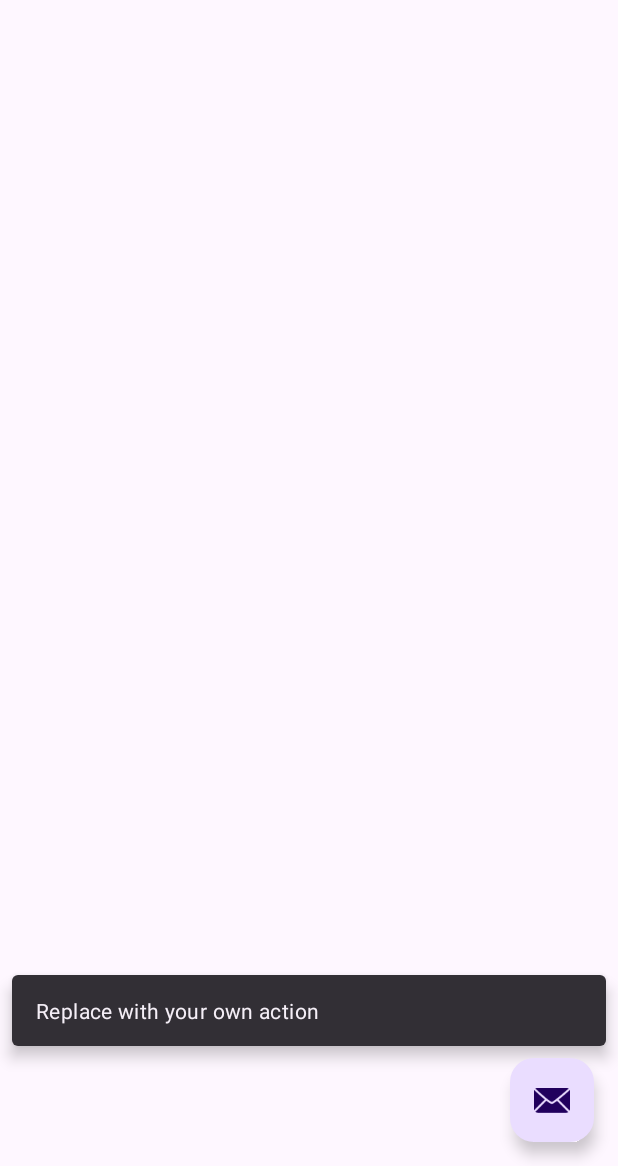
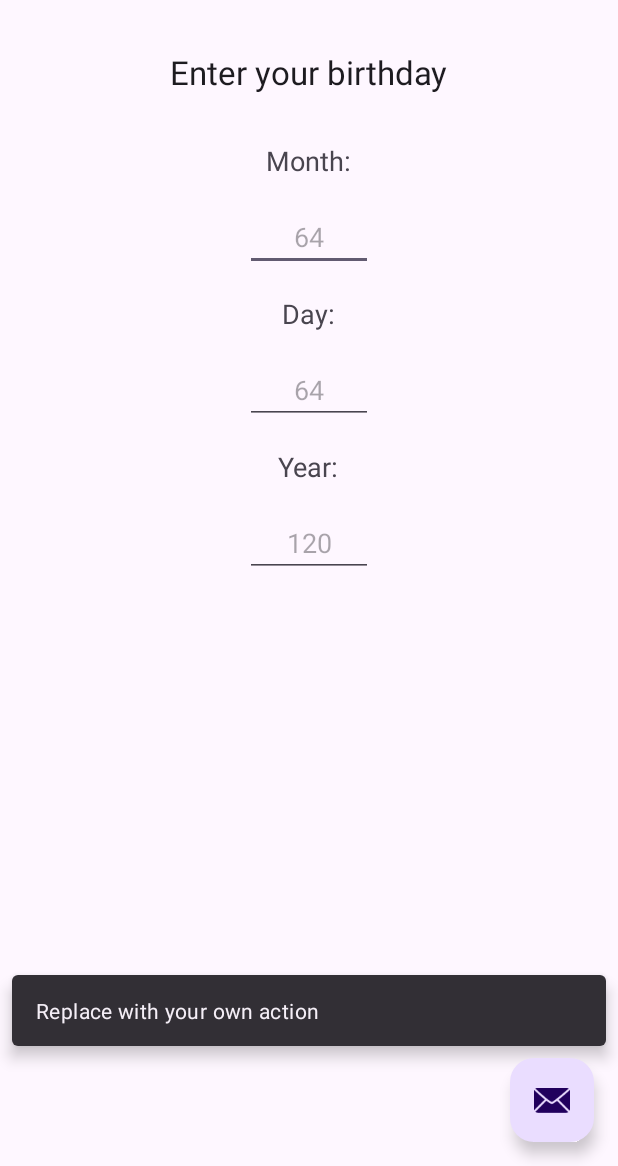
Before and after one commit to yglazer/BirthdayCalculator, an Android app: the screen it shows after launch (MainActivity), after a tap on an icon or button, on a phone screen of 412 x 824 dp, the part 70-1236 px from its top. Run offline under Robolectric (Android 15) with nearby library versions, the phone set to English and light mode, and no system bars.

Commit message:
content main added strings and styles and dimens we will make it look different but this is a good outline git hub is fixed! Bh proffesor helped

```diff
--- a/app/src/main/res/layout/content_main.xml
+++ b/app/src/main/res/layout/content_main.xml
@@ -1,8 +1,49 @@
 <?xml version="1.0" encoding="utf-8"?>
-<androidx.constraintlayout.widget.ConstraintLayout xmlns:android="http://schemas.android.com/apk/res/android"
+<LinearLayout xmlns:android="http://schemas.android.com/apk/res/android"
     xmlns:app="http://schemas.android.com/apk/res-auto"
     android:layout_width="match_parent"
     android:layout_height="match_parent"
+    android:gravity="center_horizontal"
+    android:orientation="vertical"
     app:layout_behavior="@string/appbar_scrolling_view_behavior">
 
-</androidx.constraintlayout.widget.ConstraintLayout>
+    <TextView
+        android:textAppearance="@style/TextAppearance.AppCompat.Large"
+        android:layout_marginBottom="@dimen/standard_margin"
+        android:id="@+id/banner"
+        android:text="@string/banner_text"
+        style="@style/multi_text_view_style" />
+
+    <TextView
+        android:textAppearance="@style/TextAppearance.AppCompat.Medium"
+        android:id="@+id/tv_month"
+        android:text="@string/month"
+        style="@style/multi_text_view_style" />
+
+    <EditText
+        android:id="@+id/et_month"
+        android:hint="64"
+        style="@style/main_input_style" />
+    <TextView
+        android:textAppearance="@style/TextAppearance.AppCompat.Medium"
+        android:id="@+id/tv_day"
+        android:text="@string/weight_day"
+        style="@style/multi_text_view_style" />
+
+    <EditText
+        android:id="@+id/et_day"
+        android:hint="64"
+        style="@style/main_input_style" />
+    <TextView
+        android:textAppearance="@style/TextAppearance.AppCompat.Medium"
+        android:id="@+id/tv_year"
+        android:text="@string/year"
+        style="@style/multi_text_view_style" />
+
+    <EditText
+        android:id="@+id/et_year"
+        android:hint="120"
+        style="@style/main_input_style" />
+
+
+</LinearLayout>
--- a/app/src/main/res/values/dimens.xml
+++ b/app/src/main/res/values/dimens.xml
@@ -1,3 +1,4 @@
 <resources>
     <dimen name="fab_margin">16dp</dimen>
+    <dimen name="standard_margin">16dp</dimen>
 </resources>
--- a/app/src/main/res/values/strings.xml
+++ b/app/src/main/res/values/strings.xml
@@ -1,4 +1,9 @@
 <resources>
     <string name="app_name">Birthday Calculator</string>
     <string name="action_settings">Settings</string>
+
+    <string name="banner_text">Enter your birthday</string>
+    <string name="month">Month:</string>
+    <string name="weight_day">Day:</string>
+    <string name="year">Year:</string>
 </resources>
--- /dev/null
+++ b/app/src/main/res/values/styles.xml
@@ -0,0 +1,15 @@
+<?xml version="1.0" encoding="utf-8"?>
+<resources>
+
+    <style name="multi_text_view_style">
+        <item name="android:layout_marginTop">@dimen/standard_margin</item>
+        <item name="android:layout_width">wrap_content</item>
+        <item name="android:layout_height">wrap_content</item>
+    </style>
+
+    <style name="main_input_style" parent="multi_text_view_style">
+        <item name="android:ems">4</item>
+        <item name="android:gravity">center</item>
+        <item name="android:inputType">numberDecimal</item>
+    </style>
+</resources>
```
